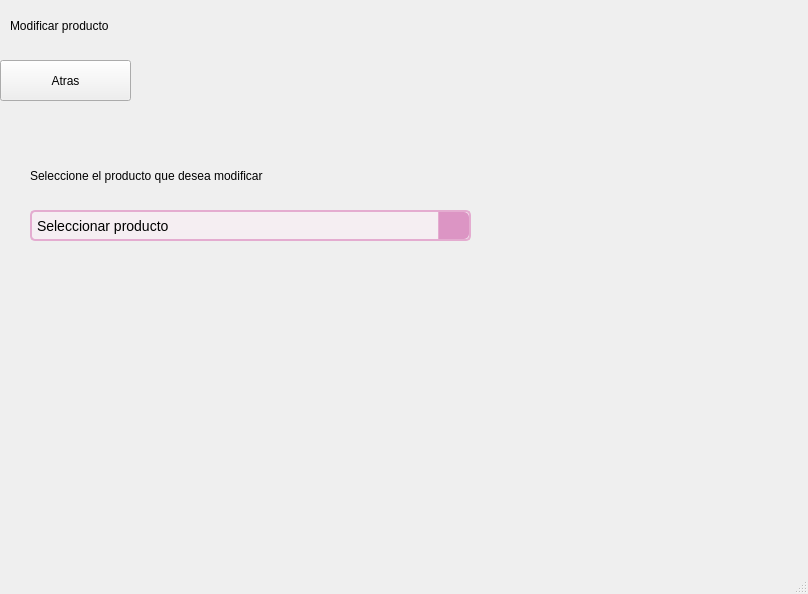
The window that GUI/sub_ventanas/ui/inventario_productos/modificar_producto.ui (C-Sebastian-M/GLAM_MAKEUP_STORE) describes before a commit, drawn with Qt 5.
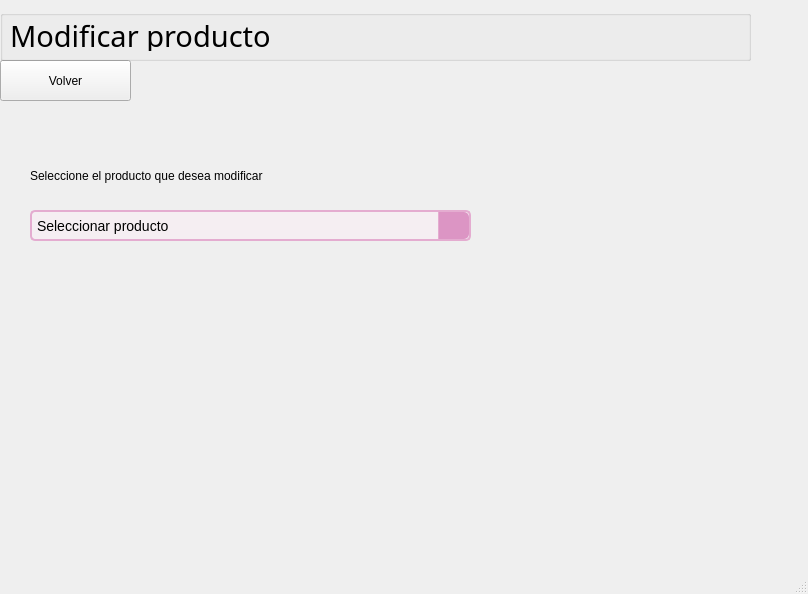
The same window after the commit. Icons and pictures are not drawn.

Commit message: Se organizan las ventanas Inventario de productos

Diff of the .ui file:
```diff
--- a/GUI/sub_ventanas/ui/inventario_productos/modificar_producto.ui
+++ b/GUI/sub_ventanas/ui/inventario_productos/modificar_producto.ui
@@ -30,29 +30,7 @@
      <string notr="true">font: 16pt &quot;Arial&quot;;</string>
     </property>
     <property name="text">
-     <string>Atras</string>
-    </property>
-   </widget>
-   <widget class="QLabel" name="label">
-    <property name="geometry">
-     <rect>
-      <x>10</x>
-      <y>0</y>
-      <width>551</width>
-      <height>51</height>
-     </rect>
-    </property>
-    <property name="layoutDirection">
-     <enum>Qt::LeftToRight</enum>
-    </property>
-    <property name="styleSheet">
-     <string notr="true">font: 20pt &quot;Arial&quot;;</string>
-    </property>
-    <property name="text">
-     <string>Modificar producto</string>
-    </property>
-    <property name="alignment">
-     <set>Qt::AlignLeading|Qt::AlignLeft|Qt::AlignVCenter</set>
+     <string>Volver</string>
     </property>
    </widget>
    <widget class="QLabel" name="label_2">
@@ -150,16 +128,38 @@
      </property>
     </item>
    </widget>
-  </widget>
-  <widget class="QMenuBar" name="menubar">
-   <property name="geometry">
-    <rect>
-     <x>0</x>
-     <y>0</y>
-     <width>808</width>
-     <height>26</height>
-    </rect>
-   </property>
+   <widget class="QGroupBox" name="header">
+    <property name="geometry">
+     <rect>
+      <x>0</x>
+      <y>10</y>
+      <width>751</width>
+      <height>51</height>
+     </rect>
+    </property>
+    <property name="title">
+     <string/>
+    </property>
+    <widget class="QLabel" name="title">
+     <property name="geometry">
+      <rect>
+       <x>10</x>
+       <y>10</y>
+       <width>591</width>
+       <height>31</height>
+      </rect>
+     </property>
+     <property name="font">
+      <font>
+       <family>Dubai Medium</family>
+       <pointsize>22</pointsize>
+      </font>
+     </property>
+     <property name="text">
+      <string>Modificar producto</string>
+     </property>
+    </widget>
+   </widget>
   </widget>
   <widget class="QStatusBar" name="statusbar"/>
  </widget>
```
Left out of the diff: 2 changed lines with no effect on the pictures. The commit also changes 5 other files.
